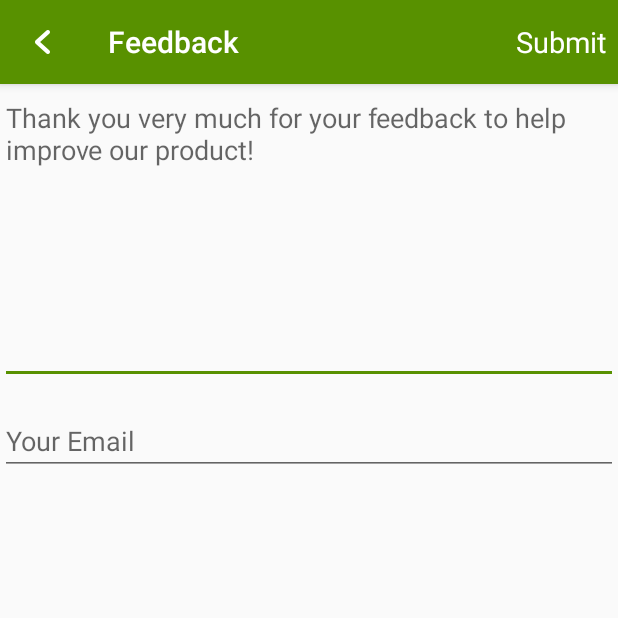
After one commit to daniellu789/TripCard, an Android app: the FeedbackActivity screen opened directly, with no data from a screen before it, on a phone screen of 412 x 824 dp, the top half of it. The commit adds this screen. Run offline under Robolectric (Android 15) with nearby library versions, the phone set to English and light mode, and no system bars.

Commit message:
add feedback activity

```diff
--- a/app/src/main/java/com/levart/TripCard/API/LTAPIConstants.java
+++ b/app/src/main/java/com/levart/TripCard/API/LTAPIConstants.java
@@ -31,9 +31,9 @@ public class LTAPIConstants {
            ini LOCALIZE MAP, now only supporting English and Chinese
          */
 
-        String[] Contents = {"Select", "Others", "Transportation", "Attraction", "Hotel", "History",
+        String[] Contents = {"Please Select", "Others", "Transportation", "Attraction", "Hotel", "History",
                 "Season", "Animal", "Schedule", "Lodging", "Restaurant", "Camera", "Gallery",
-                "Cancel", "Add a Photo", "Description", "Tag", "Location", "Photo", "Please add ", "."
+                "Cancel", "Add a Photo", "Description", "Tag", "Location", "Photo", "Please add: ", "."
                 , "DISCARD?"};
         String lang = Locale.getDefault().getDisplayLanguage();
         LTLog.debug(LOG_TAG, "the language of this device is " + lang);
--- /dev/null
+++ b/app/src/main/java/com/levart/TripCard/Activities/FeedbackActivity.java
@@ -0,0 +1,91 @@
+package com.levart.TripCard.Activities;
+
+import android.app.Activity;
+import android.app.AlertDialog;
+import android.content.DialogInterface;
+import android.support.v7.app.ActionBarActivity;
+import android.os.Bundle;
+import android.view.LayoutInflater;
+import android.view.Menu;
+import android.view.MenuItem;
+import android.view.View;
+import android.view.ViewGroup;
+import android.widget.EditText;
+import android.widget.TextView;
+
+import com.levart.TripCard.API.LTAPIConstants;
+import com.levart.TripCard.Feedback;
+import com.levart.TripCard.R;
+import com.levart.TripCard.utils.Utils;
+import com.parse.ParseException;
+import com.parse.SaveCallback;
+
+public class FeedbackActivity extends ActionBarActivity {
+
+    private TextView feedback;
+    private TextView contact;
+
+
+    @Override
+    protected void onCreate(Bundle savedInstanceState) {
+        setTheme(R.style.actionBarSytle);
+        super.onCreate(savedInstanceState);
+        setContentView(R.layout.activity_feedback);
+        feedback = ((TextView) findViewById(R.id.feedback_content));
+        contact = ((TextView) findViewById(R.id.feedback_contact));
+
+    }
+
+
+    @Override
+    public boolean onCreateOptionsMenu(Menu menu) {
+        // Inflate the menu; this adds items to the action bar if it is present.
+        getMenuInflater().inflate(R.menu.menu_feedback, menu);
+        return true;
+    }
+
+    @Override
+    public boolean onOptionsItemSelected(MenuItem item) {
+        // Handle action bar item clicks here. The action bar will
+        // automatically handle clicks on the Home/Up button, so long
+        // as you specify a parent activity in AndroidManifest.xml.
+        int id = item.getItemId();
+
+        //noinspection SimplifiableIfStatement
+        if (id == R.id.feedback_submit) {
+            String sFeedbackContent = feedback.getText().toString();
+            String sFeedbackContact = contact.getText().toString();
+            if(Utils.isEmptyString(sFeedbackContent)) {
+                returnAlert();
+            } else {
+                Feedback fb = new Feedback();
+                fb.setFeedback(sFeedbackContent);
+                fb.setFeedbackContact(sFeedbackContact);
+                fb.saveInBackground(new SaveCallback() {
+                    @Override
+                    public void done(ParseException e) {
+                    if (e == null) {
+                        setResult(Activity.RESULT_OK);
+                        finish();
+                    } else {
+                    }
+                    }
+                });
+            }
+            return true;
+        }
+
+        return super.onOptionsItemSelected(item);
+    }
+
+    public void returnAlert() {
+        AlertDialog alertDialog = new AlertDialog.Builder(this).create(); //Read Update
+        alertDialog.setMessage(getResources().getString(R.string.feedback_empty_warn));
+        alertDialog.setButton("OK!", new DialogInterface.OnClickListener() {
+            public void onClick(DialogInterface dialog, int which) {
+
+            }
+        });
+        alertDialog.show();
+    }
+}
--- a/app/src/main/java/com/levart/TripCard/Fragments/TripCardDetailFragment.java
+++ b/app/src/main/java/com/levart/TripCard/Fragments/TripCardDetailFragment.java
@@ -40,7 +40,6 @@ public class TripCardDetailFragment extends Fragment {
     public void setTripCard(TripCard tripCard) {
         if (tripCard !=null && mDescription != null) {
             mDescription.setText(tripCard.getDescription());
-            LTLog.error(LOG_TAG, "TAG: " + tripCard.getTag());
             mTag.setText(LTAPIConstants.TAG_TO_NAME.get(tripCard.getTag()));
             mLocation.setText(tripCard.getLocationFullName());
             mPicture.setParseFile(tripCard.getPhoto());
@@ -68,6 +67,4 @@ public class TripCardDetailFragment extends Fragment {
         setTripCard(mCard);
         return view;
     }
-
-
 }
--- a/app/src/main/java/com/levart/TripCard/LTApplication.java
+++ b/app/src/main/java/com/levart/TripCard/LTApplication.java
@@ -19,13 +19,13 @@ public class LTApplication extends Application {
 		 * In this tutorial, we'll subclass ParseObject for convenience to
 		 * create and modify Meal objects
 		 */
-		ParseObject.registerSubclass(TripCard.class);
+        ParseObject.registerSubclass(TripCard.class);
+        ParseObject.registerSubclass(Feedback.class);
 
 		/*
 		 * Fill in this section with your Parse credentials
 		 */
-        Parse.initialize(this, "TiMEVhz6zDM2zdSQ7g6Nq0fdoHFntP469APrqGIT", "ltiBc3s6tIN1xOKlcZL62cudPNbc6CszYL9WNENg");
-
+        Parse.initialize(this, "e1I4lm4TkcvHwaoKabpn6MdGiW9tijWIRzqgb0ID", "mmSsFBQ9fChI0wohcINvHcXLX7BRBV0gkHhCQWKp");
 		/*
 		 * This app lets an anonymous user create and save photos of meals
 		 * they've eaten. An anonymous user is a user that can be created
--- /dev/null
+++ b/app/src/main/res/layout/activity_feedback.xml
@@ -0,0 +1,27 @@
+<LinearLayout xmlns:android="http://schemas.android.com/apk/res/android"
+    android:layout_width="match_parent"
+    android:layout_height="match_parent"
+    android:orientation="vertical">
+
+    <EditText
+        android:id="@+id/feedback_content"
+        android:layout_width="wrap_content"
+        android:gravity="top"
+        android:layout_height="200dp"
+        android:ems="100"
+        android:hint="@string/feedback_description"
+        android:inputType="textMultiLine" >
+        <requestFocus />
+    </EditText>
+
+    <EditText
+        android:id="@+id/feedback_contact"
+        android:layout_width="match_parent"
+        android:layout_height="wrap_content"
+        android:paddingTop="20dp"
+        android:hint="@string/feedback_contact"
+        android:layout_marginTop="5dp"
+        android:ems="100">
+    </EditText>
+
+</LinearLayout>
--- a/app/src/main/res/layout/fragment_new_tripcard.xml
+++ b/app/src/main/res/layout/fragment_new_tripcard.xml
@@ -41,7 +41,7 @@
         android:id="@+id/card_description"
         android:layout_width="wrap_content"
         android:gravity="top"
-        android:layout_height="150dp"
+        android:layout_height="200dp"
         android:ems="100"
         android:hint="@string/card_description"
         android:inputType="textMultiLine" >
--- /dev/null
+++ b/app/src/main/res/menu/menu_feedback.xml
@@ -0,0 +1,7 @@
+<menu xmlns:android="http://schemas.android.com/apk/res/android"
+    xmlns:app="http://schemas.android.com/apk/res-auto"
+    xmlns:tools="http://schemas.android.com/tools"
+    tools:context="com.levart.TripCard.Activities.FeedbackActivity">
+    <item android:id="@+id/feedback_submit" android:title="@string/submit"
+        android:orderInCategory="100" app:showAsAction="always" />
+</menu>
--- a/app/src/main/res/values/strings.xml
+++ b/app/src/main/res/values/strings.xml
@@ -12,16 +12,20 @@
     <string name="card_tag">#</string>
     <string name="card_location">Where is the Location?</string>
     <string name="card_location_colon">Location: </string>
-    <string name="card_description">Share your knowledge and help others know this place..</string>
+    <string name="card_description">Share your knowledge and help others know this place...</string>
+    <string name="feedback_description">Thank you very much for your feedback to help improve our product!</string>
+    <string name="feedback_contact">Your Email</string>
+    <string name="feedback_empty_warn">Sorry, feeback cannot be empty</string>
     <string name="save_button_text">Submit</string>
     <string name="cancel_button_text">Cancel</string>
     <string name="read_card">Read</string>
     <string name="shuffle_card">Shuffle</string>
     <string name="submit">Submit</string>
+    <string name="detail_activity_feedback">Feedback</string>
     <string name="write_card">Write</string>
     <string name="already_save">Save</string>
     <array name="ratings_array">
-        <item>Select</item>
+        <item>Please Select</item>
         <item>Transportation</item>
         <item>Attraction</item>
         <item>Hotel</item>
@@ -44,6 +48,7 @@
     <string name="title_activity_google_places_autocomplete">GooglePlacesAutocomplete</string>
 
     <string name="hello_world">Hello world!</string>
+    <string name="title_activity_feedback">Feedback</string>
 
 
 </resources>
--- a/app/src/main/res/values/styles.xml
+++ b/app/src/main/res/values/styles.xml
@@ -22,8 +22,18 @@
         <item name="android:textSize">20sp</item>
     </style>
 
-    <style name="Theme.YourTheme.Styled.ActionBar.TitleTextStyle" parent="@android:style/Widget.TextView">
-        <item name="android:textSize">12sp</item>
+    <style name="actionBarSytle" parent="Theme.AppCompat.Light.DarkActionBar">
+        <item name="homeAsUpIndicator">@drawable/back_button</item>
+        <item name="colorPrimary">#589100</item>
+        <item name="colorPrimaryDark">#4B7E37</item>
+        <item name="colorAccent">#589100</item>
+        <item name="actionMenuTextAppearance">@style/MyActionBar.MenuTextStyle</item>
+    </style>
+
+    <style name="MyActionBar.MenuTextStyle"
+        parent="android:style/TextAppearance.Holo.Widget.ActionBar.Title">
+        <item name="android:textColor">#F0F</item>
+        <item name="android:textSize">19sp</item>
     </style>
 
 </resources>
```
Also changed, not shown: app/src/main/AndroidManifest.xml (+7 -4 lines), app/src/main/java/com/levart/TripCard/Activities/TripCardDetailActivity.java (+22 -3 lines), app/src/main/java/com/levart/TripCard/Feedback.java (added, +38 -0 lines), app/src/main/java/com/levart/TripCard/Fragments/NewTripCardFragment.java (+8 -7 lines), app/src/main/res/menu/menu_trip_card_detail.xml (+4 -4 lines), 1 other file.
